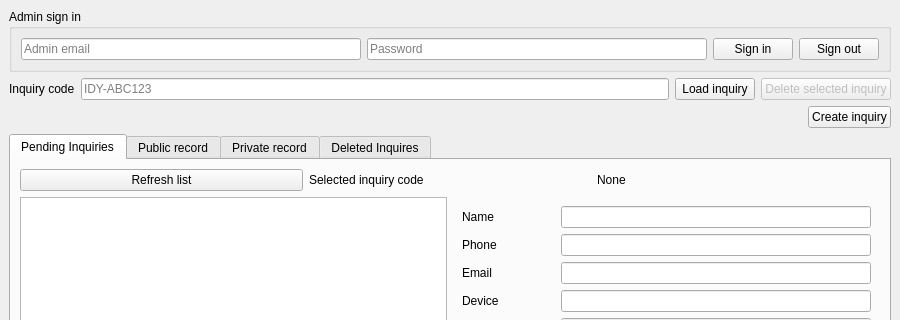
Above: mainidyll.ui from RayGahler/IdyllwildApp before the change; both pictures show x 0 to 900 and y 0 to 320 of the 900 by 720 pixel window. Below: the same form after it.
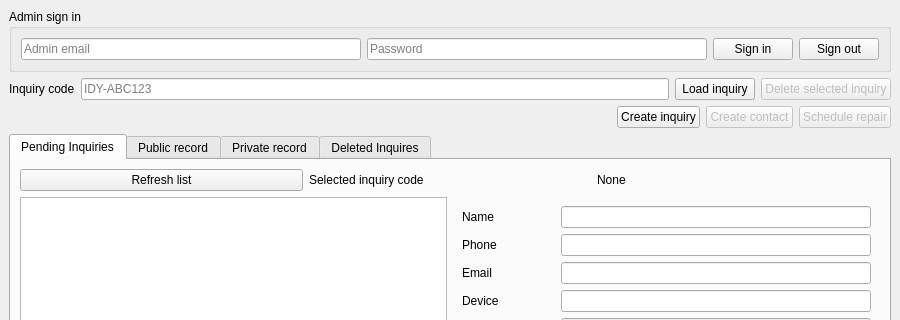
That is the form after the change.

Commit message: Added contact and appointment making

Patch:
```diff
--- a/mainidyll.ui
+++ b/mainidyll.ui
@@ -30,10 +30,24 @@
       </widget></item>
      </layout>
     </item>
-    <item alignment="Qt::AlignRight">
-     <widget class="QPushButton" name="createInquiryButton">
-      <property name="text"><string>Create inquiry</string></property>
-     </widget>
+    <item>
+     <layout class="QHBoxLayout" name="inquiryActions">
+      <item><spacer name="inquiryActionsSpacer">
+       <property name="orientation"><enum>Qt::Horizontal</enum></property>
+       <property name="sizeHint" stdset="0"><size><width>0</width><height>0</height></size></property>
+      </spacer></item>
+      <item><widget class="QPushButton" name="createInquiryButton">
+       <property name="text"><string>Create inquiry</string></property>
+      </widget></item>
+      <item><widget class="QPushButton" name="createContactButton">
+       <property name="enabled"><bool>false</bool></property>
+       <property name="text"><string>Create contact</string></property>
+      </widget></item>
+      <item><widget class="QPushButton" name="scheduleRepairButton">
+       <property name="enabled"><bool>false</bool></property>
+       <property name="text"><string>Schedule repair</string></property>
+      </widget></item>
+     </layout>
     </item>
     <item>
      <widget class="QTabWidget" name="inquiryTabs">
```
The commit also changes 6 other files.
